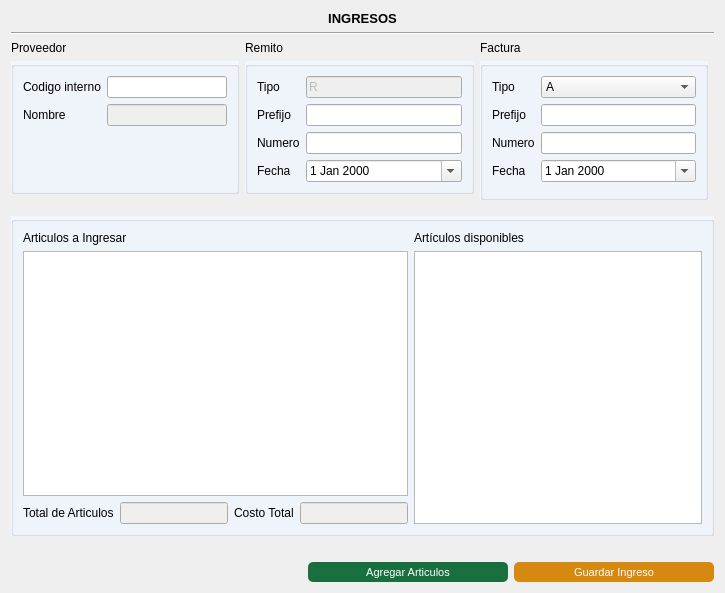
The window that gui/ingresos/Ingreso.ui (Lonaris/Corupel) describes before a commit, drawn with Qt 5.
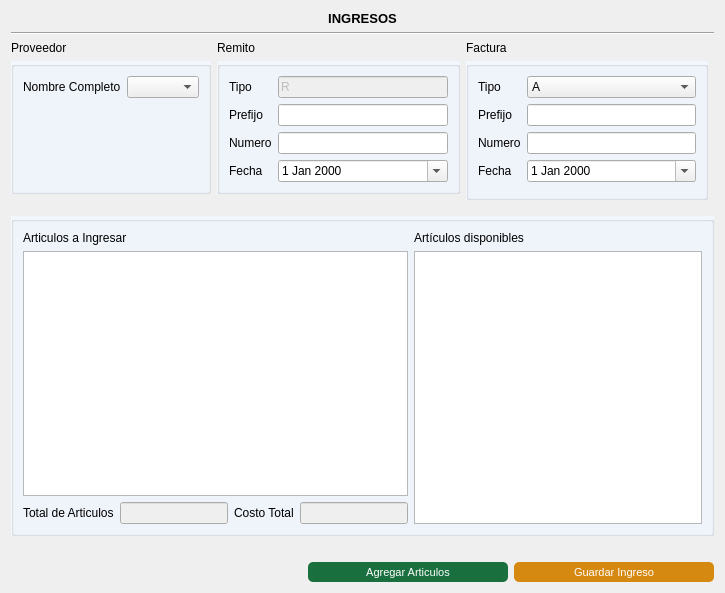
The same window after the commit. Icons and pictures are not drawn.

Diff of the .ui file:
```diff
--- a/gui/ingresos/Ingreso.ui
+++ b/gui/ingresos/Ingreso.ui
@@ -506,27 +506,13 @@
         <item row="2" column="0">
          <widget class="QLabel" name="label_codigo">
           <property name="text">
-           <string>Codigo interno</string>
+           <string>Nombre Completo</string>
           </property>
          </widget>
         </item>
         <item row="2" column="1">
-         <widget class="QLineEdit" name="prov_id">
-          <property name="focusPolicy">
-           <enum>Qt::StrongFocus</enum>
-          </property>
-         </widget>
-        </item>
-        <item row="3" column="0">
-         <widget class="QLabel" name="label_nombre_2">
-          <property name="text">
-           <string>Nombre</string>
-          </property>
-         </widget>
-        </item>
-        <item row="3" column="1">
-         <widget class="QLineEdit" name="prov_nombre">
-          <property name="enabled">
+         <widget class="QComboBox" name="prov_proveedor">
+          <property name="editable">
            <bool>false</bool>
           </property>
           <property name="focusPolicy">
```
Left out of the diff: 7 changed lines with no effect on the pictures.
